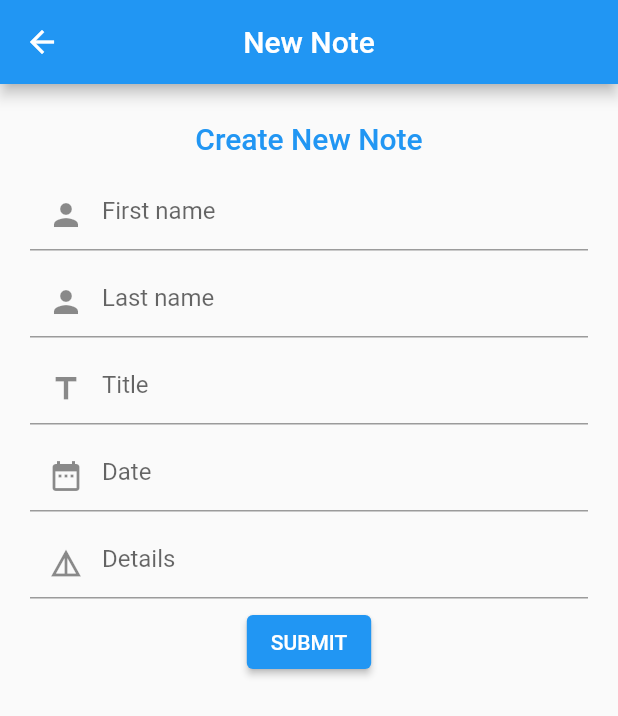
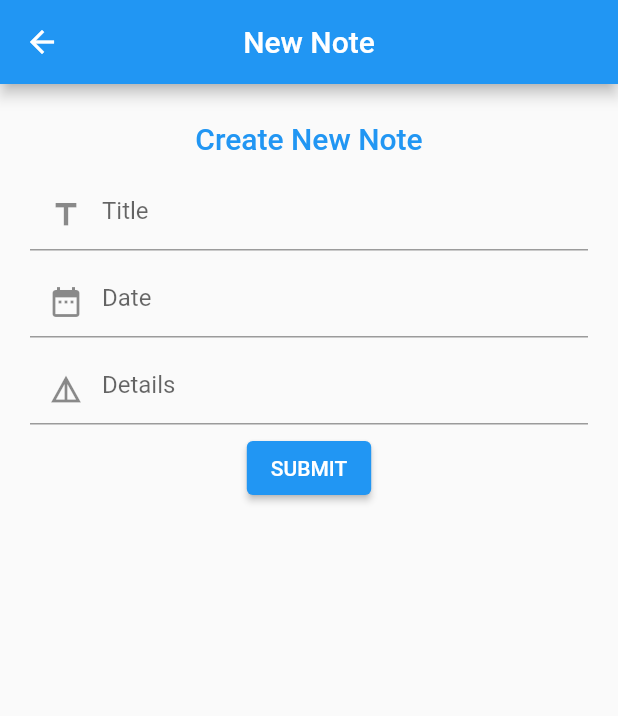
Before and after one commit to Seb-SB/KIT302-frith, a Flutter app: the NewNote screen opened directly, on a phone screen of 412 x 824 dp. Shown: the top 716 px of the screen. Run offline on Flutter 3.47's test engine with Material 2 defaults, Android fonts, the light colour scheme and no system bars; our stand-ins replace camera, url_launcher_web.

Commit message:
Update new_note.dart

```diff
--- a/frith-mobile/flutter_application_frith/lib/notepad/new_note.dart
+++ b/frith-mobile/flutter_application_frith/lib/notepad/new_note.dart
@@ -39,27 +39,6 @@ class _NewNoteState extends State<NewNote> {
               child: Container(
                 child: TextField(
                     decoration: InputDecoration(
-                      hintText: 'First name',
-                      // ignore: prefer_const_constructors
-                      prefixIcon: Icon(Icons.person),
-                    )),
-              ),
-            ),
-            Padding(
-              padding: const EdgeInsets.all(5.0),
-              child: Container(
-                child: TextField(
-                    decoration: InputDecoration(
-                      hintText: 'Last name',
-                      prefixIcon: Icon(Icons.person),
-                    )),
-              ),
-            ),
-            Padding(
-              padding: const EdgeInsets.all(5.0),
-              child: Container(
-                child: TextField(
-                    decoration: InputDecoration(
                       hintText: 'Title',
                       prefixIcon: Icon(Icons.title),
                     )),
@@ -79,14 +58,13 @@ class _NewNoteState extends State<NewNote> {
               padding: const EdgeInsets.all(5.0),
               child: Container(
                 child: TextField(
-                    obscureText: true,
+                    //obscureText: true,
                     decoration: InputDecoration(
                       hintText: 'Details',
                       prefixIcon: Icon(Icons.details),
                     )),
               ),
             ),
-
 
             Container(
               child: Row(
```
